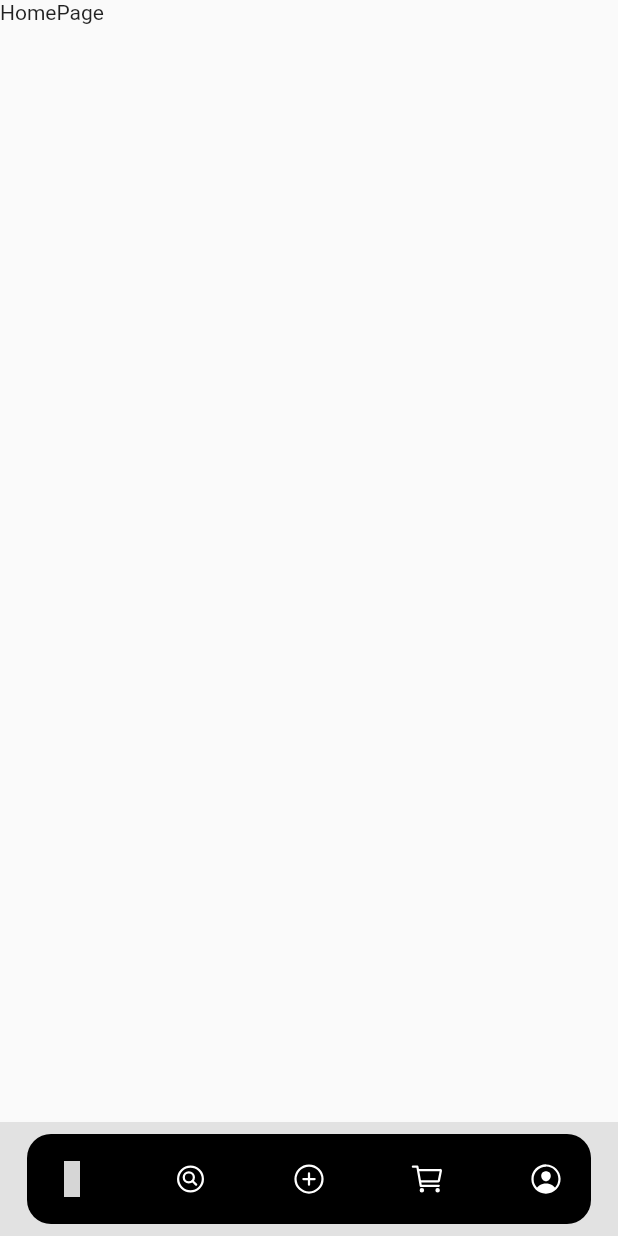
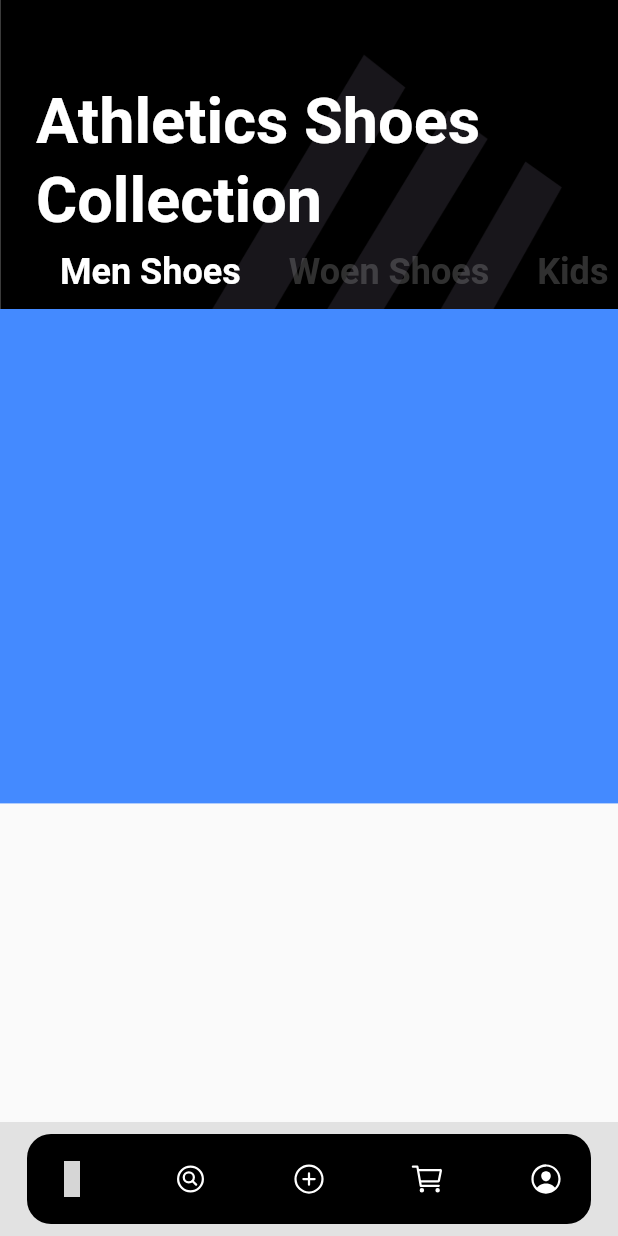
Before and after one commit to hidechy/flutter_dbestech_provider, a Flutter app: the screen it shows after launch, on a phone screen of 412 x 824 dp. Run offline on Flutter 3.47's test engine with Material 2 defaults, Android fonts, the phone set to English and light mode, and no system bars; our stand-ins replace flutter_vector_icons; project files that could hold a hidden picture were left out; grey boxes are pictures that could not be loaded.

Commit message:
commit20231007 ページ内タブを作成する

```diff
--- a/lib/screens/pages/home_page.dart
+++ b/lib/screens/pages/home_page.dart
@@ -1,15 +1,95 @@
 import 'package:flutter/material.dart';
 
-class HomePage extends StatelessWidget {
+import '../../extensions/extensions.dart';
+
+class HomePage extends StatefulWidget {
   const HomePage({super.key});
+
+  @override
+  State<HomePage> createState() => _HomePageState();
+}
+
+class _HomePageState extends State<HomePage> with TickerProviderStateMixin {
+  late final TabController _tabController = TabController(length: 3, vsync: this);
 
   ///
   @override
   Widget build(BuildContext context) {
-    return const Scaffold(
-      body: SafeArea(
-        child: Column(
-          children: [Text('HomePage')],
+    return Scaffold(
+      body: SizedBox(
+        height: context.screenSize.height,
+        child: Stack(
+          children: [
+            Container(
+              padding: const EdgeInsets.fromLTRB(16, 45, 0, 0),
+              width: context.screenSize.width,
+              height: context.screenSize.height * 0.4,
+              decoration: const BoxDecoration(
+                image: DecorationImage(
+                  image: AssetImage('assets/images/top_image.png'),
+                  fit: BoxFit.fill,
+                ),
+              ),
+              child: Padding(
+                padding: const EdgeInsets.only(left: 8, bottom: 15),
+                child: Column(
+                  crossAxisAlignment: CrossAxisAlignment.start,
+                  children: [
+                    const Text(
+                      'Athletics Shoes',
+                      style: TextStyle(fontSize: 42, color: Colors.white, fontWeight: FontWeight.bold, height: 1.5),
+                    ),
+                    const Text(
+                      'Collection',
+                      style: TextStyle(fontSize: 42, color: Colors.white, fontWeight: FontWeight.bold, height: 1.2),
+                    ),
+                    TabBar(
+                      indicatorSize: TabBarIndicatorSize.label,
+                      indicatorColor: Colors.transparent,
+                      controller: _tabController,
+                      isScrollable: true,
+                      labelColor: Colors.white,
+                      labelStyle: const TextStyle(fontSize: 24, color: Colors.white, fontWeight: FontWeight.bold),
+                      unselectedLabelColor: Colors.grey.withOpacity(0.3),
+                      tabs: const [Tab(text: 'Men Shoes'), Tab(text: 'Woen Shoes'), Tab(text: 'Kids Shoes')],
+                    ),
+                  ],
+                ),
+              ),
+            ),
+            Padding(
+              padding: EdgeInsets.only(top: context.screenSize.height * 0.25),
+              child: TabBarView(
+                controller: _tabController,
+                children: [
+                  Column(
+                    children: [
+                      Container(
+                        height: context.screenSize.height * 0.4,
+                        decoration: const BoxDecoration(color: Colors.blueAccent),
+                      ),
+                    ],
+                  ),
+                  Column(
+                    children: [
+                      Container(
+                        height: context.screenSize.height * 0.4,
+                        decoration: const BoxDecoration(color: Colors.redAccent),
+                      ),
+                    ],
+                  ),
+                  Column(
+                    children: [
+                      Container(
+                        height: context.screenSize.height * 0.4,
+                        decoration: const BoxDecoration(color: Colors.amber),
+                      ),
+                    ],
+                  ),
+                ],
+              ),
+            ),
+          ],
         ),
       ),
     );
--- a/pubspec.yaml
+++ b/pubspec.yaml
@@ -23,6 +23,7 @@ dependencies:
   google_fonts:
   hive:
   hive_flutter:
+  intl: ^0.18.1
   provider:
 
 dev_dependencies:
```
Also changed, not shown: lib/extensions/extensions.dart (added, +91 -0 lines), pubspec.lock.
